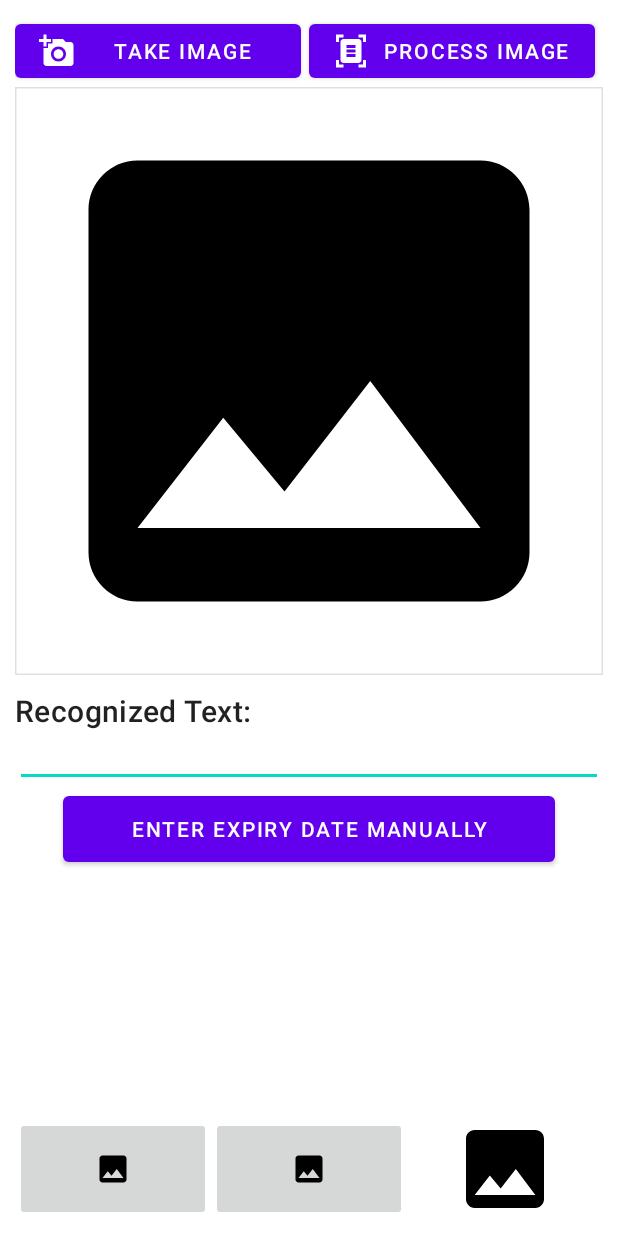
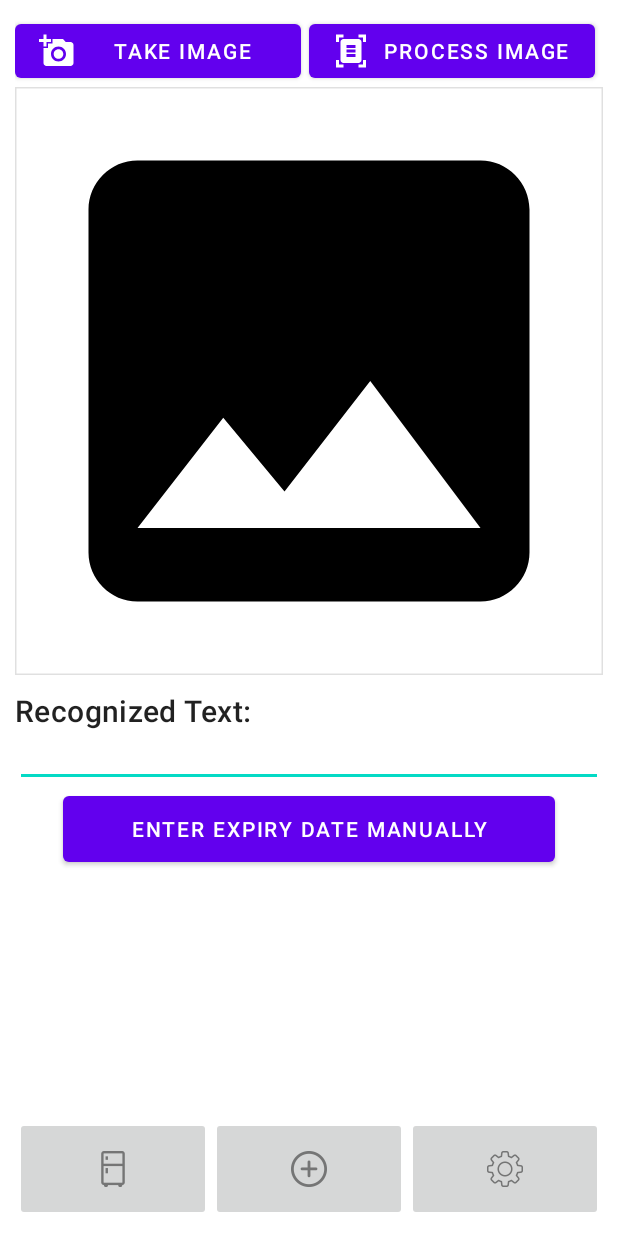
Before and after one commit to Melvin-D01/GroceryManager, an Android app: the screen it shows after launch (ScannerPage), on a phone screen of 412 x 824 dp. Run offline under Robolectric (Android 15) with nearby library versions, the phone set to English and light mode, and no system bars; our stand-ins replace Firebase (no records; nobody signed in at launch, a user with empty details on screens opened directly), Picasso; libraries missing offline, so code that uses them is left out: com.google.mlkit.vision; 1 statement that could not run was skipped.

Commit message:
pushing for Chi

```diff
--- a/app/build.gradle
+++ b/app/build.gradle
@@ -68,10 +68,6 @@ dependencies {
     //picasso
     implementation 'com.squareup.picasso:picasso:2.8'
 
-
-    // Import the BoM for the Firebase platform
-    implementation platform('com.google.firebase:firebase-bom:31.2.3')
-
     // Declare the dependency for the Cloud Firestore library
     // When using the BoM, you don't specify versions in Firebase library dependencies
     implementation 'com.google.firebase:firebase-firestore-ktx'
--- a/app/src/main/AndroidManifest.xml
+++ b/app/src/main/AndroidManifest.xml
@@ -4,7 +4,9 @@
     <!-- Camara & Storage permissions to get image from Camera or Gallery -->
     <uses-permission android:name="android.permission.WRITE_EXTERNAL_STORAGE" />
     <uses-permission android:name="android.permission.CAMERA" />
-    <uses-permission android:name="android.permission.READ_EXTERNAL_STORAGE" /> <!-- firebase firestore -->
+    <uses-permission android:name="android.permission.READ_EXTERNAL_STORAGE" />
+
+    <!-- firebase firestore -->
     <uses-permission android:name="android.permission.INTERNET" />
 
     <application
--- a/app/src/main/java/project/stn991614740/grocerymanagerapp/ScannerPage.kt
+++ b/app/src/main/java/project/stn991614740/grocerymanagerapp/ScannerPage.kt
@@ -32,7 +32,6 @@ import com.squareup.picasso.Picasso
 import com.bumptech.glide.Glide
 
 
-
 class ScannerPage : AppCompatActivity() {
 
     // UI Views
@@ -40,6 +39,10 @@ class ScannerPage : AppCompatActivity() {
     private lateinit var recognizeTextBtn: MaterialButton
     private lateinit var imageIv: ImageView
     private lateinit var recognizedTextEt: EditText
+    private lateinit var imageButton5: ImageButton
+    private  lateinit var imageButton6: ImageButton
+    private lateinit var imageButton7: ImageButton
+
 
     private companion object {
         // Handles the result of camera/gallery permissions in onRequestPermissionsResult
@@ -62,19 +65,40 @@ class ScannerPage : AppCompatActivity() {
 
     override fun onCreate(savedInstanceState: Bundle?) {
         super.onCreate(savedInstanceState)
+        setContentView(R.layout.activity_scanner_page)
+
+        val imageButton6 = findViewById<ImageButton>(R.id.imageButton6)
+        imageButton6.setOnClickListener{
+           val intent = Intent(this, AddActivity::class.java)
+            print("this is printing")
+            startActivity(intent)
+        }
+
+
+         /*
+
+        mButtonSettingsActivity.setOnClickListener{
+            val i = Intent(this, project.stn991614740.grocerymanagerapp.SettingsActivity::class.java)
+            startActivity(i)
+        }
 
 
 
+          */
 
+
+
+    /*
         // needed for images to show up
         setContentView(R.layout.activity_scanner_page)
 
         //firebase images
         val fridgeImg = findViewById<ImageButton>(R.id.imageButton5) as ImageButton
         val addImg = findViewById<ImageButton>(R.id.imageButton6) as ImageButton
-        val settingsImg = findViewById<ImageView>(R.id.imageButton7) as ImageView
+        val settingsImg = findViewById<ImageButton>(R.id.imageButton7) as ImageButton
 
         val data = FirebaseFirestore.getInstance()
+
 
 
         val docRef = data.collection("Mydatabase").document("FirebaseData")
@@ -82,24 +106,23 @@ class ScannerPage : AppCompatActivity() {
             if (document != null) {
 
                 val mImageViewUsingPicassoFridge = document.getString("FridgePng")
-                val mImageViewUsingPicassoAdd = document.getString("AddPng")
+                val mImageViewUsingPicassoAdd = document.getString("GlideImgUrl")
                 val mImageViewUsingPicassoSettings = document.getString("SettingsPng")
 
                 //Glide.with(this).load(mImageViewUsingPicassoFridge).into(fridgeImg);
-                //Glide.with(this).load(mImageViewUsingPicassoAdd).into(addImg);
+                Glide.with(this).load(mImageViewUsingPicassoAdd).into(addImg);
                 //Glide.with(this).load(mImageViewUsingPicassoSettings).into(settingsImg);
 
-                Picasso.get().load(mImageViewUsingPicassoFridge).into(fridgeImg);
-                Picasso.get().load(mImageViewUsingPicassoAdd).into(addImg);
-                Picasso.get().load(mImageViewUsingPicassoSettings).into(settingsImg);
+                //Picasso.get().load(mImageViewUsingPicassoFridge).into(fridgeImg);
+                //Picasso.get().load(mImageViewUsingPicassoAdd).into(addImg);
+                //Picasso.get().load(mImageViewUsingPicassoSettings).into(settingsImg);
 
 
             } else {
                 //Log.d(TAG, "No such document")
             }
         }
-
-
+     */
 
 
         setContentView(R.layout.activity_scanner_page)
--- a/app/src/main/res/layout/activity_scanner_page.xml
+++ b/app/src/main/res/layout/activity_scanner_page.xml
@@ -94,21 +94,22 @@
                 android:layout_width="0dp"
                 android:layout_height="69dp"
                 android:layout_weight="1"
-                android:src="@drawable/ic_baseline_image_24" />
+                android:src="@drawable/ic_action_name" />
 
             <ImageButton
                 android:id="@+id/imageButton6"
                 android:layout_width="0dp"
                 android:layout_weight="1"
                 android:layout_height="69dp"
-                android:src="@drawable/ic_baseline_image_24" />
+                android:src="@drawable/ic_action_name_add" />
 
-            <ImageView
+            <ImageButton
                 android:id="@+id/imageButton7"
                 android:layout_width="0dp"
                 android:layout_weight="1"
                 android:layout_height="69dp"
-                android:src="@drawable/ic_baseline_image_24" />
+                android:src="@drawable/ic_action_name_settings" />
+
         </LinearLayout>
 
     </ScrollView>
```
Also changed, not shown: app/src/main/res/drawable-hdpi/ic_action_name.png (added), app/src/main/res/drawable-hdpi/ic_action_name_add.png (added), app/src/main/res/drawable-hdpi/ic_action_name_settings.png (added), app/src/main/res/drawable-mdpi/ic_action_name.png (added), app/src/main/res/drawable-mdpi/ic_action_name_add.png (added), app/src/main/res/drawable-mdpi/ic_action_name_settings.png (added), app/src/main/res/drawable-xhdpi/ic_action_name.png (added), app/src/main/res/drawable-xhdpi/ic_action_name_add.png (added), app/src/main/res/drawable-xhdpi/ic_action_name_settings.png (added), app/src/main/res/drawable-xxhdpi/ic_action_name.png (added), app/src/main/res/drawable-xxhdpi/ic_action_name_add.png (added), app/src/main/res/drawable-xxhdpi/ic_action_name_settings.png (added), app/src/main/res/drawable-xxxhdpi/ic_action_name.png (added), app/src/main/res/drawable-xxxhdpi/ic_action_name_add.png (added), 1 more files.
